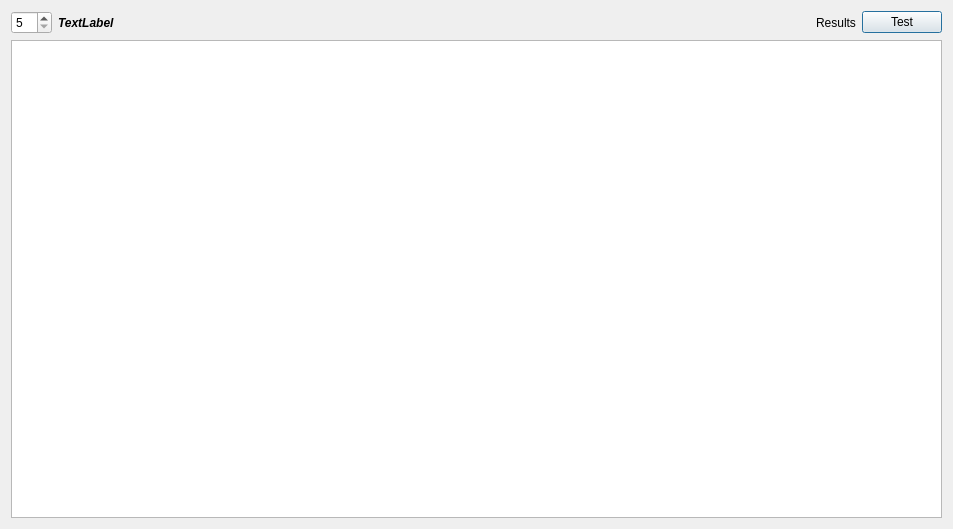
namuan/http-rider, file resources/ui/fuzz_test_dialog.ui: the form before one commit.
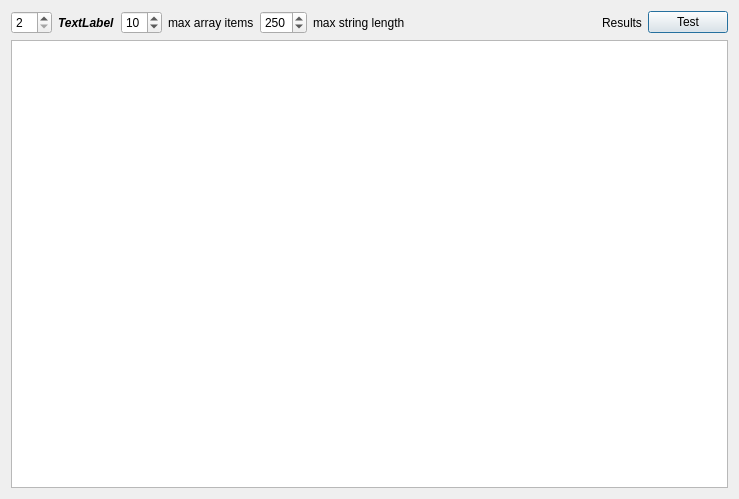
The form after the commit.

```diff
--- a/resources/ui/fuzz_test_dialog.ui
+++ b/resources/ui/fuzz_test_dialog.ui
@@ -9,8 +9,8 @@
    <rect>
     <x>0</x>
     <y>0</y>
-    <width>953</width>
-    <height>529</height>
+    <width>739</width>
+    <height>499</height>
    </rect>
   </property>
   <property name="windowTitle">
@@ -25,13 +25,13 @@
      <item>
       <widget class="QSpinBox" name="txt_fuzz_count">
        <property name="minimum">
-        <number>5</number>
+        <number>2</number>
        </property>
        <property name="singleStep">
         <number>5</number>
        </property>
        <property name="value">
-        <number>5</number>
+        <number>2</number>
        </property>
       </widget>
      </item>
@@ -49,6 +49,43 @@
        </property>
       </widget>
      </item>
+     <item>
+      <widget class="QSpinBox" name="int_max_array_items">
+       <property name="singleStep">
+        <number>5</number>
+       </property>
+       <property name="value">
+        <number>10</number>
+       </property>
+      </widget>
+     </item>
+     <item>
+      <widget class="QLabel" name="label">
+       <property name="text">
+        <string>max array items</string>
+       </property>
+      </widget>
+     </item>
+     <item>
+      <widget class="QSpinBox" name="int_max_string_length">
+       <property name="maximum">
+        <number>500</number>
+       </property>
+       <property name="singleStep">
+        <number>10</number>
+       </property>
+       <property name="value">
+        <number>250</number>
+       </property>
+      </widget>
+     </item>
+     <item>
+      <widget class="QLabel" name="label_2">
+       <property name="text">
+        <string>max string length</string>
+       </property>
+      </widget>
+     </item>
      <item>
       <spacer name="horizontalSpacer">
        <property name="orientation">
```
Left out of the diff: 11 changed lines with no effect on the pictures.
